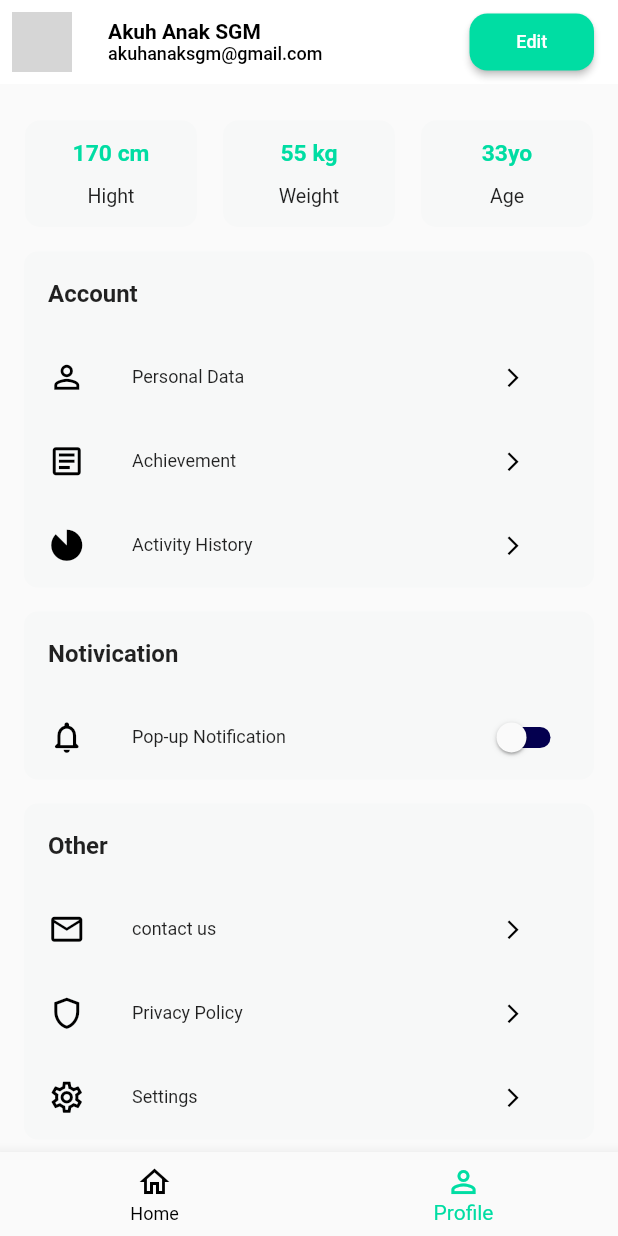
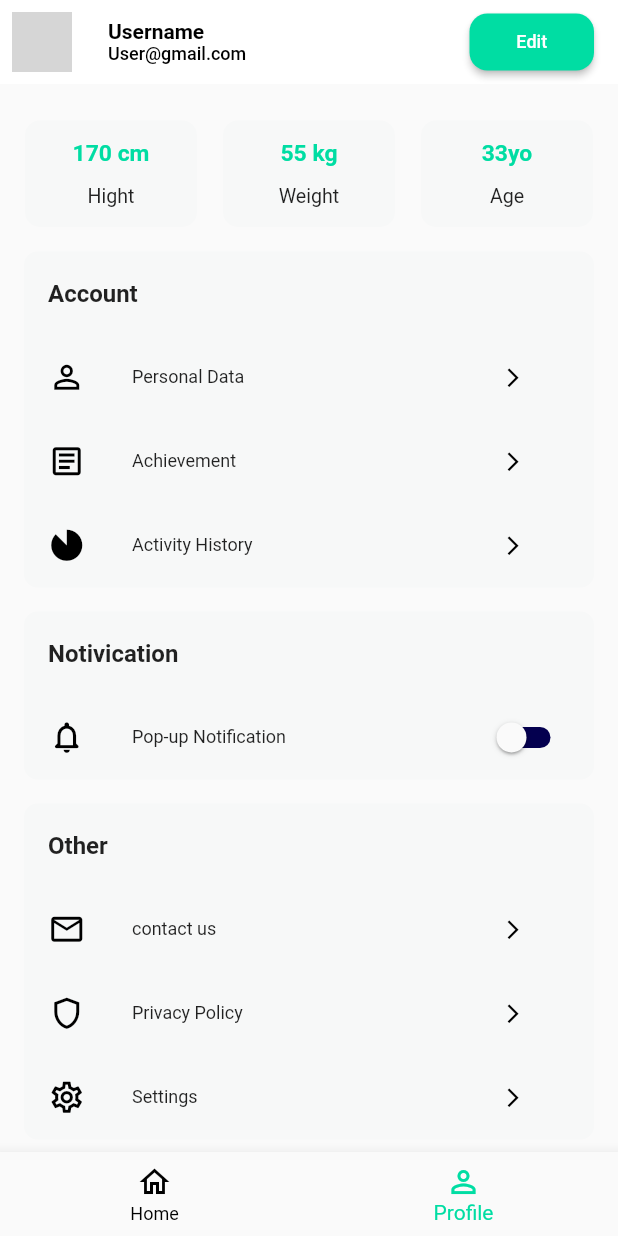
Before and after one commit to Williman420/FronEndProject, a Flutter app: the screen it shows after launch, swiped to page 2, on a phone screen of 412 x 824 dp. Run offline on Flutter 3.47's test engine with Material 2 defaults, Android fonts, the phone set to English and light mode, and no system bars; our stand-ins replace faker; network calls fail; grey boxes are pictures that could not be loaded.

Commit message:
corrections of today works

```diff
--- a/lib/b/profile.dart
+++ b/lib/b/profile.dart
@@ -15,14 +15,14 @@ class Profile extends StatelessWidget {
             fit: BoxFit.scaleDown,
             child: CircleAvatar(
               backgroundImage: NetworkImage(
-                  "https://encrypted-tbn0.gstatic.com/images?q=tbn:ANd9GcRm81XoZa9dFFAFPY-LjxgJ-XAj-KeySicSvw&usqp=CAU"),
+                  "https://i.kym-cdn.com/entries/icons/original/000/027/475/Screen_Shot_2018-10-25_at_11.02.15_AM.png"),
             ),
           ),
           title: Column(
             crossAxisAlignment: CrossAxisAlignment.start,
             children: const [
               Text(
-                'Akuh Anak SGM',
+                'Username',
                 overflow: TextOverflow.ellipsis,
                 style: TextStyle(
                   fontSize: 14,
@@ -31,7 +31,7 @@ class Profile extends StatelessWidget {
                 ),
               ),
               Text(
-                'akuhanaksgm@gmail.com',
+                'User@gmail.com',
                 overflow: TextOverflow.ellipsis,
                 style: TextStyle(
                   color: Colors.black,
```
